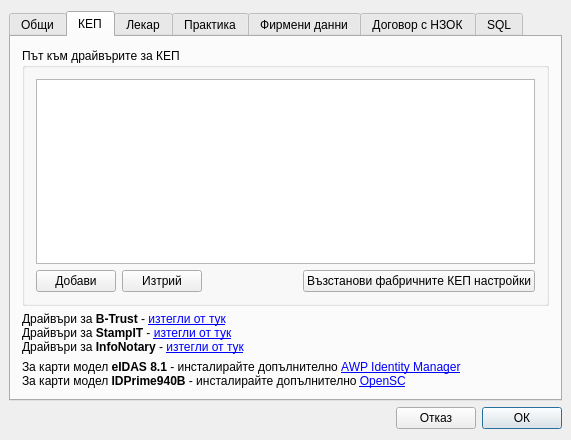
The window that src/View/Widgets/SettingsDialog.ui (thefinalcutbg/DinoDent) describes before a commit, drawn with Qt 5.
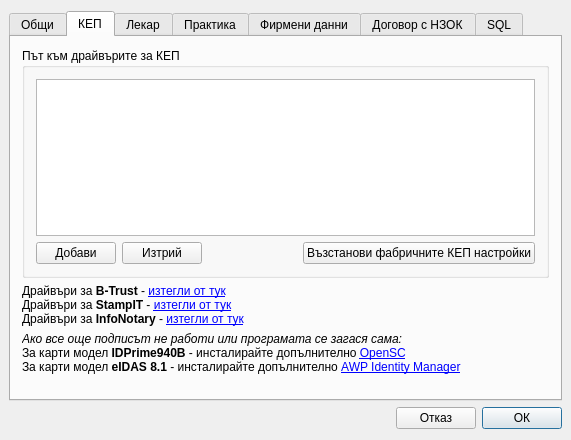
The same window after the commit. The open tabs and pages were chosen to show the change. Custom widgets are drawn as their Qt base class.

Commit message: pkcs instructions text change

Diff of the .ui file:
```diff
--- a/src/View/Widgets/SettingsDialog.ui
+++ b/src/View/Widgets/SettingsDialog.ui
@@ -326,7 +326,7 @@
        <item>
         <widget class="QLabel" name="winPkcsLabel">
          <property name="text">
-          <string>&lt;html&gt;&lt;head/&gt;&lt;body&gt;&lt;p&gt;За карти модел &lt;span style=&quot; font-weight:700;&quot;&gt;eIDAS 8.1&lt;/span&gt; - инсталирайте допълнително &lt;a href=&quot;https://installer.id.ee/media/win/installer/AWP-5.3.5-SR1.x64.en-US.msi&quot;&gt;&lt;span style=&quot; text-decoration: underline; color:#0000ff;&quot;&gt;AWP Identity Manager&lt;/span&gt;&lt;/a&gt;&lt;br/&gt;За карти модел &lt;span style=&quot; font-weight:700;&quot;&gt;IDPrime940B&lt;/span&gt; - инсталирайте допълнително &lt;a href=&quot;https://github.com/OpenSC/OpenSC/releases/download/0.23.0/OpenSC-0.23.0_win64.msi&quot;&gt;&lt;span style=&quot; text-decoration: underline; color:#0000ff;&quot;&gt;OpenSC&lt;/span&gt;&lt;/a&gt;&lt;/p&gt;&lt;/body&gt;&lt;/html&gt;</string>
+          <string>&lt;html&gt;&lt;head/&gt;&lt;body&gt;&lt;p&gt;&lt;span style=&quot; font-style:italic;&quot;&gt;Ако все още подписът не работи или програмата се загася сама:&lt;/span&gt;&lt;br/&gt;За карти модел &lt;span style=&quot; font-weight:700;&quot;&gt;IDPrime940B&lt;/span&gt; - инсталирайте допълнително &lt;a href=&quot;https://github.com/OpenSC/OpenSC/releases/download/0.23.0/OpenSC-0.23.0_win64.msi&quot;&gt;&lt;span style=&quot; text-decoration: underline; color:#0000ff;&quot;&gt;OpenSC&lt;br/&gt;&lt;/span&gt;&lt;/a&gt;За карти модел &lt;span style=&quot; font-weight:700;&quot;&gt;eIDAS 8.1&lt;/span&gt; - инсталирайте допълнително &lt;a href=&quot;https://installer.id.ee/media/win/installer/AWP-5.3.5-SR1.x64.en-US.msi&quot;&gt;&lt;span style=&quot; text-decoration: underline; color:#0000ff;&quot;&gt;AWP Identity Manager&lt;/span&gt;&lt;/a&gt;&lt;br/&gt;&lt;/p&gt;&lt;/body&gt;&lt;/html&gt;</string>
          </property>
          <property name="textFormat">
           <enum>Qt::RichText</enum>
```
Left out of the diff: 2 changed lines with no effect on the pictures.
